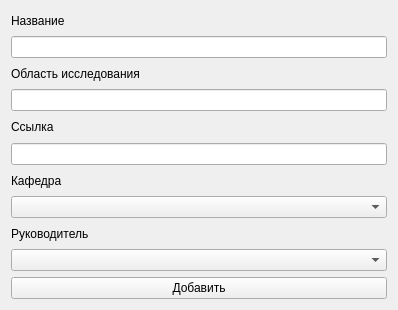
Above: researches_update.ui from shrimpwhat/student-researches before the change. Below: the same form after it.
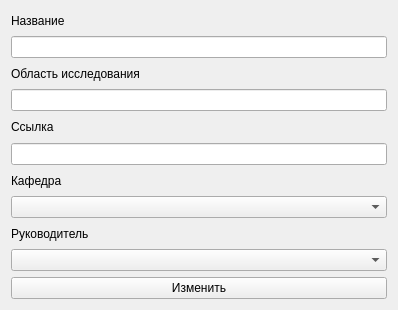
That is the form after the change.

```diff
--- a/researches_update.ui
+++ b/researches_update.ui
@@ -112,7 +112,7 @@
       <string notr="true"/>
      </property>
      <property name="text">
-      <string>Добавить</string>
+      <string>Изменить</string>
      </property>
      <property name="autoRepeatInterval">
       <number>100</number>
```
